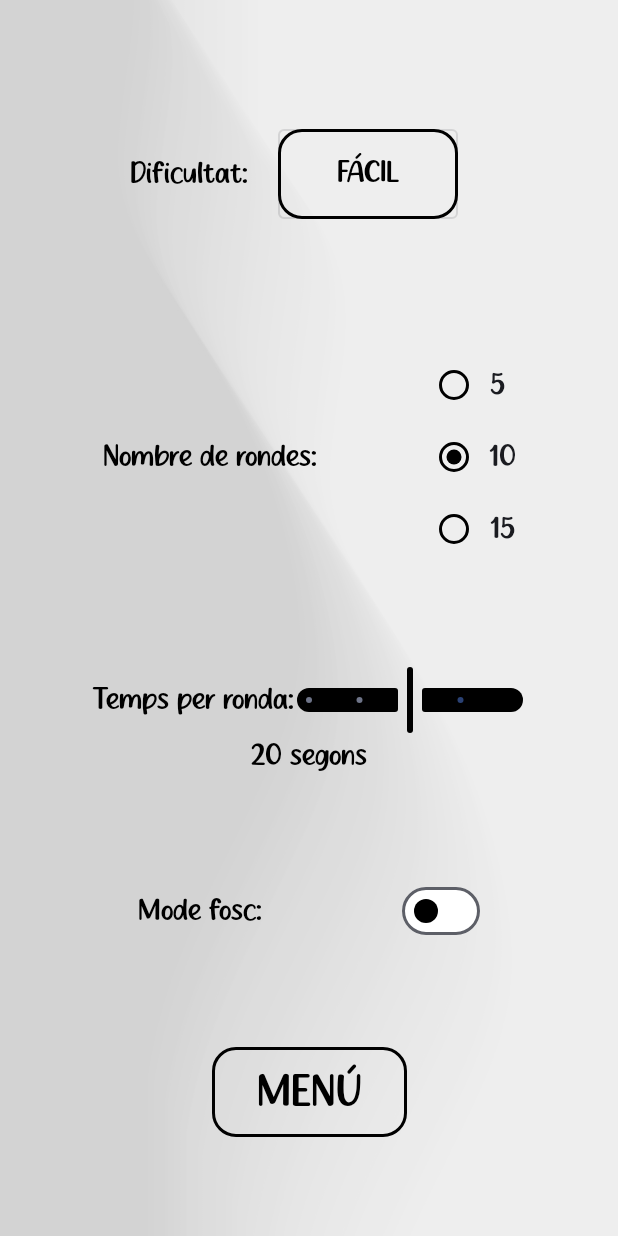
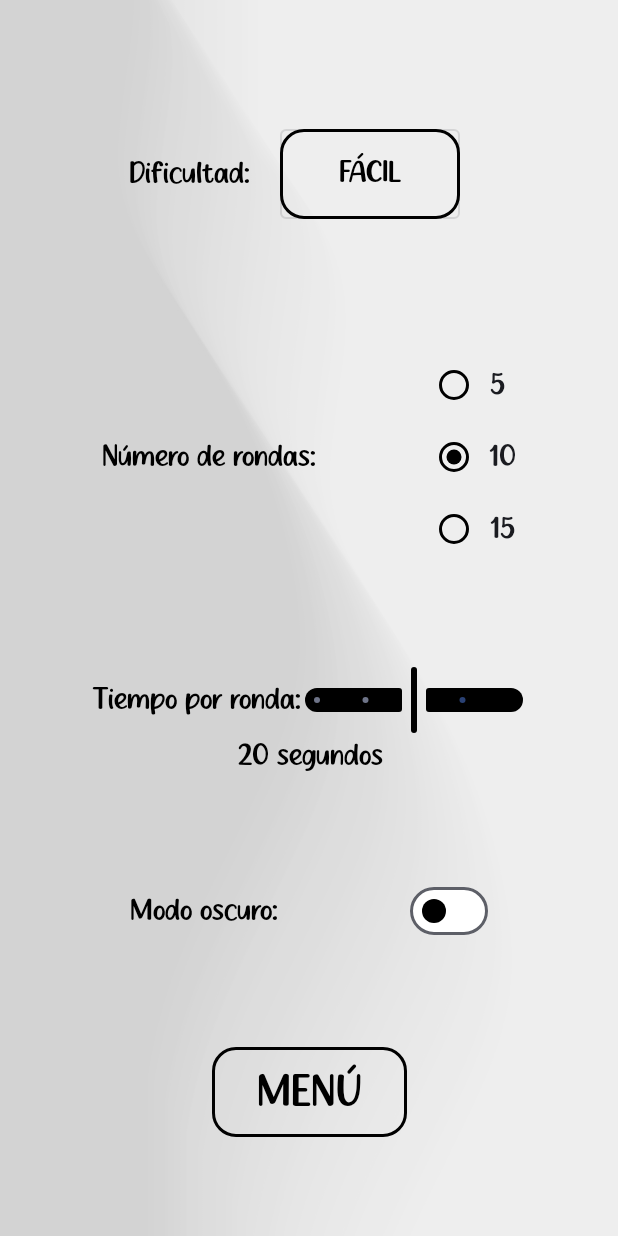
Before and after one commit to OmarIdrisT/TrivialApp, an Android app built with Jetpack Compose: the screen it shows after launch (MainActivity), after a tap on "HELP", on a phone screen of 412 x 824 dp. Run offline under Robolectric (Android 15) with nearby library versions, the phone set to English and light mode, and no system bars; our stand-ins replace window size class.

```diff
--- a/app/src/main/java/com/example/trivialapp/view/Settings.kt
+++ b/app/src/main/java/com/example/trivialapp/view/Settings.kt
@@ -69,14 +69,14 @@ fun Settings(navController: NavController, myViewModel: MyViewModel) {
     ) {
         item {
             Row (verticalAlignment = Alignment.CenterVertically, modifier = Modifier.fillMaxWidth(), horizontalArrangement = Arrangement.Center) {
-                Text(text = "Dificultat:", style = TextStyle(color = myViewModel.colorText, fontSize = 20.sp, textAlign = TextAlign.Center, fontFamily = FontFamily(Font(R.font.peachcake))))
+                Text(text = "Dificultad:", style = TextStyle(color = myViewModel.colorText, fontSize = 20.sp, textAlign = TextAlign.Center, fontFamily = FontFamily(Font(R.font.peachcake))))
             myDropDownMenu(myViewModel)
             }
         }
 
         item {
             Row (verticalAlignment = Alignment.CenterVertically, modifier = Modifier.fillMaxWidth(), horizontalArrangement = Arrangement.SpaceEvenly) {
-                Text(text = "Nombre de rondes:", style = TextStyle(color = myViewModel.colorText, fontSize = 20.sp, textAlign = TextAlign.Center, fontFamily = FontFamily(Font(
+                Text(text = "Número de rondas:", style = TextStyle(color = myViewModel.colorText, fontSize = 20.sp, textAlign = TextAlign.Center, fontFamily = FontFamily(Font(
                     R.font.peachcake
                 ))))
                 numberOfRounds(myViewModel)
@@ -90,7 +90,7 @@ fun Settings(navController: NavController, myViewModel: MyViewModel) {
 
         item {
             Row (verticalAlignment = Alignment.CenterVertically, modifier = Modifier.fillMaxWidth(), horizontalArrangement = Arrangement.SpaceEvenly) {
-                Text(text = "Mode fosc:", style = TextStyle(color = myViewModel.colorText, fontSize = 20.sp, textAlign = TextAlign.Center, fontFamily = FontFamily(Font(
+                Text(text = "Modo oscuro:", style = TextStyle(color = myViewModel.colorText, fontSize = 20.sp, textAlign = TextAlign.Center, fontFamily = FontFamily(Font(
                     R.font.peachcake
                 ))))
 
@@ -203,7 +203,7 @@ fun timePerRound(myViewModel: MyViewModel) {
         modifier = Modifier.fillMaxWidth(0.7f)
     ) {
         Row(verticalAlignment = Alignment.CenterVertically) {
-            Text(text = "Temps per ronda:", style = TextStyle(color = myViewModel.colorText,fontSize = 20.sp, textAlign = TextAlign.Center, fontFamily = FontFamily(Font(
+            Text(text = "Tiempo por ronda:", style = TextStyle(color = myViewModel.colorText,fontSize = 20.sp, textAlign = TextAlign.Center, fontFamily = FontFamily(Font(
                 R.font.peachcake
             ))))
             Slider(
@@ -218,7 +218,7 @@ fun timePerRound(myViewModel: MyViewModel) {
                 )
             )
         }
-        Text(text = "${myViewModel.tempsPerRonda.toInt()} segons", style = TextStyle(color = myViewModel.colorText,fontSize = 20.sp, textAlign = TextAlign.Center, fontFamily = FontFamily(Font(
+        Text(text = "${myViewModel.tempsPerRonda.toInt()} segundos", style = TextStyle(color = myViewModel.colorText,fontSize = 20.sp, textAlign = TextAlign.Center, fontFamily = FontFamily(Font(
             R.font.peachcake
         ))))
 
```
